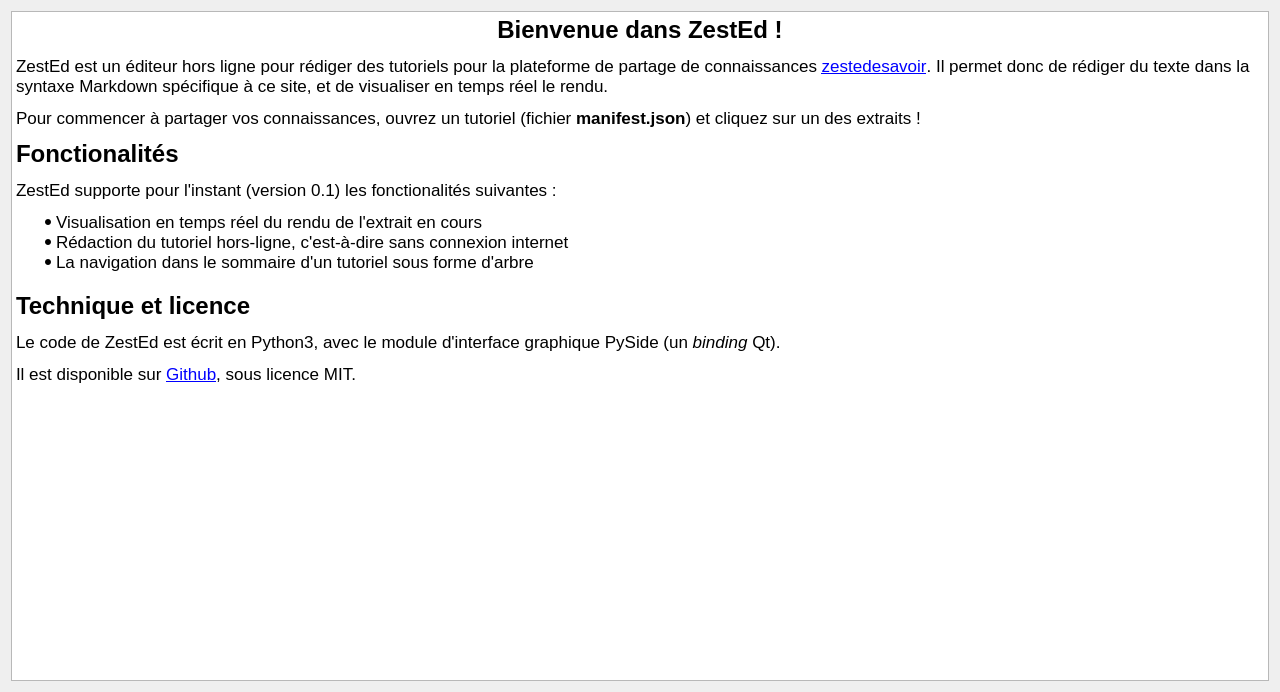
The window that assets/ui/home.ui (Luthaf/Zested) describes before a commit, drawn with Qt 5.
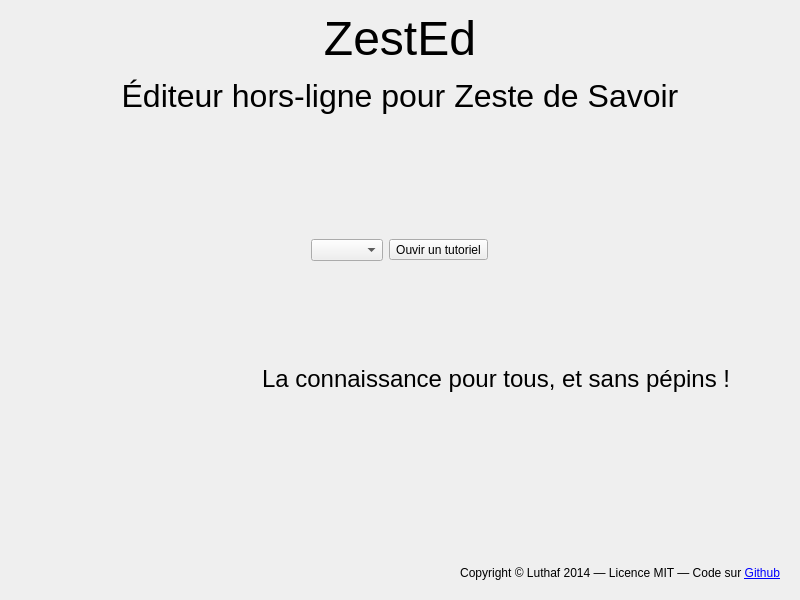
The same window after the commit. Icons and pictures are not drawn.

Commit message:
Store recent tutorials, and load from recent tutorials
The Home view has been redesigned

What changed in the file:
```diff
--- a/assets/ui/home.ui
+++ b/assets/ui/home.ui
@@ -6,39 +6,266 @@
    <rect>
     <x>0</x>
     <y>0</y>
-    <width>1280</width>
-    <height>692</height>
+    <width>800</width>
+    <height>600</height>
    </rect>
   </property>
-  <property name="windowTitle">
-   <string>Form</string>
+  <property name="maximumSize">
+   <size>
+    <width>800</width>
+    <height>600</height>
+   </size>
   </property>
-  <layout class="QHBoxLayout" name="horizontalLayout">
+  <layout class="QVBoxLayout" name="vl">
    <item>
-    <widget class="QTextBrowser" name="home">
-     <property name="styleSheet">
-      <string notr="true"/>
+    <widget class="QLabel" name="Titre">
+     <property name="text">
+      <string>&lt;html&gt;&lt;head/&gt;&lt;body&gt;&lt;p align=&quot;center&quot;&gt;&lt;span style=&quot; font-size:36pt;&quot;&gt;ZestEd&lt;/span&gt;&lt;/p&gt;&lt;p align=&quot;center&quot;&gt;&lt;span style=&quot; font-size:24pt;&quot;&gt;Éditeur hors-ligne pour Zeste de Savoir&lt;/span&gt;&lt;/p&gt;&lt;/body&gt;&lt;/html&gt;</string>
      </property>
-     <property name="html">
-      <string>&lt;!DOCTYPE HTML PUBLIC &quot;-//W3C//DTD HTML 4.0//EN&quot; &quot;http://www.w3.org/TR/REC-html40/strict.dtd&quot;&gt;
-&lt;html&gt;&lt;head&gt;&lt;meta name=&quot;qrichtext&quot; content=&quot;1&quot; /&gt;&lt;style type=&quot;text/css&quot;&gt;
-p, li { white-space: pre-wrap; }
-&lt;/style&gt;&lt;/head&gt;&lt;body style=&quot; font-family:'.Lucida Grande UI'; font-size:13pt; font-weight:400; font-style:normal;&quot;&gt;
-&lt;p align=&quot;center&quot; style=&quot; margin-top:36px; margin-bottom:12px; margin-left:0px; margin-right:0px; -qt-block-indent:0; text-indent:0px;&quot;&gt;&lt;span style=&quot; font-size:xx-large; font-weight:600;&quot;&gt;Bienvenue dans ZestEd !&lt;/span&gt;&lt;/p&gt;
-&lt;p style=&quot; margin-top:12px; margin-bottom:12px; margin-left:0px; margin-right:0px; -qt-block-indent:0; text-indent:0px;&quot;&gt;ZestEd est un éditeur hors ligne pour rédiger des tutoriels pour la plateforme de partage de connaissances &lt;a href=&quot;http://zestedesavoir.com/&quot;&gt;&lt;span style=&quot; text-decoration: underline; color:#0000ff;&quot;&gt;zestedesavoir&lt;/span&gt;&lt;/a&gt;. Il permet donc de rédiger du texte dans la syntaxe Markdown spécifique à ce site, et de visualiser en temps réel le rendu.&lt;/p&gt;
-&lt;p align=&quot;center&quot; style=&quot; margin-top:12px; margin-bottom:12px; margin-left:0px; margin-right:0px; -qt-block-indent:0; text-indent:0px;&quot;&gt;&lt;img src=&quot;:/images/assets/img/clem.png&quot; /&gt;&lt;/p&gt;
-&lt;p style=&quot; margin-top:12px; margin-bottom:12px; margin-left:0px; margin-right:0px; -qt-block-indent:0; text-indent:0px;&quot;&gt;Pour commencer à partager vos connaissances, ouvrez un tutoriel (fichier &lt;span style=&quot; font-weight:600;&quot;&gt;manifest.json&lt;/span&gt;) et cliquez sur un des extraits !&lt;/p&gt;
-&lt;p style=&quot; margin-top:12px; margin-bottom:12px; margin-left:0px; margin-right:0px; -qt-block-indent:0; text-indent:0px;&quot;&gt;&lt;span style=&quot; font-size:18pt; font-weight:600;&quot;&gt;Fonctionalités&lt;/span&gt;&lt;/p&gt;
-&lt;p style=&quot; margin-top:12px; margin-bottom:12px; margin-left:0px; margin-right:0px; -qt-block-indent:0; text-indent:0px;&quot;&gt;ZestEd supporte pour l'instant (version 0.1) les fonctionalités suivantes : &lt;/p&gt;
-&lt;ul style=&quot;margin-top: 0px; margin-bottom: 0px; margin-left: 0px; margin-right: 0px; -qt-list-indent: 1;&quot;&gt;&lt;li style=&quot; margin-top:0px; margin-bottom:0px; margin-left:0px; margin-right:0px; -qt-block-indent:0; text-indent:0px;&quot;&gt;Visualisation en temps réel du rendu de l'extrait en cours&lt;/li&gt;
-&lt;li style=&quot; margin-top:0px; margin-bottom:0px; margin-left:0px; margin-right:0px; -qt-block-indent:0; text-indent:0px;&quot;&gt;Rédaction du tutoriel hors-ligne, c'est-à-dire sans connexion internet&lt;/li&gt;
-&lt;li style=&quot; margin-top:0px; margin-bottom:0px; margin-left:0px; margin-right:0px; -qt-block-indent:0; text-indent:0px;&quot;&gt;La navigation dans le sommaire d'un tutoriel sous forme d'arbre &lt;/li&gt;&lt;/ul&gt;
-&lt;p style=&quot;-qt-paragraph-type:empty; margin-top:0px; margin-bottom:0px; margin-left:0px; margin-right:0px; -qt-block-indent:0; text-indent:0px;&quot;&gt;&lt;br /&gt;&lt;/p&gt;
-&lt;p style=&quot; margin-top:0px; margin-bottom:0px; margin-left:0px; margin-right:0px; -qt-block-indent:0; text-indent:0px;&quot;&gt;&lt;span style=&quot; font-size:18pt; font-weight:600;&quot;&gt;Technique et licence&lt;/span&gt;&lt;/p&gt;
-&lt;p style=&quot; margin-top:12px; margin-bottom:12px; margin-left:0px; margin-right:0px; -qt-block-indent:0; text-indent:0px;&quot;&gt;Le code de ZestEd est écrit en Python3, avec le module d'interface graphique PySide (un &lt;span style=&quot; font-style:italic;&quot;&gt;binding&lt;/span&gt; Qt). &lt;/p&gt;
-&lt;p style=&quot; margin-top:12px; margin-bottom:12px; margin-left:0px; margin-right:0px; -qt-block-indent:0; text-indent:0px;&quot;&gt;Il est disponible sur &lt;a href=&quot;http://github.com/Luthaf/ZestEd&quot;&gt;&lt;span style=&quot; text-decoration: underline; color:#0000ff;&quot;&gt;Github&lt;/span&gt;&lt;/a&gt;, sous licence MIT.&lt;/p&gt;
-&lt;p style=&quot;-qt-paragraph-type:empty; margin-top:0px; margin-bottom:0px; margin-left:0px; margin-right:0px; -qt-block-indent:0; text-indent:0px;&quot;&gt;&lt;br /&gt;&lt;/p&gt;&lt;/body&gt;&lt;/html&gt;</string>
+     <property name="textFormat">
+      <enum>Qt::RichText</enum>
      </property>
+     <property name="scaledContents">
+      <bool>false</bool>
+     </property>
+     <property name="alignment">
+      <set>Qt::AlignCenter</set>
+     </property>
+     <property name="buddy">
+      <cstring></cstring>
+     </property>
+    </widget>
+   </item>
+   <item>
+    <spacer name="vs4">
+     <property name="orientation">
+      <enum>Qt::Vertical</enum>
+     </property>
+     <property name="sizeHint" stdset="0">
+      <size>
+       <width>20</width>
+       <height>40</height>
+      </size>
+     </property>
+    </spacer>
+   </item>
+   <item>
+    <widget class="QWidget" name="buttonsContainer" native="true">
+     <property name="maximumSize">
+      <size>
+       <width>16777215</width>
+       <height>16777215</height>
+      </size>
+     </property>
+     <layout class="QHBoxLayout" name="hl1">
+      <item>
+       <spacer name="hs1">
+        <property name="orientation">
+         <enum>Qt::Horizontal</enum>
+        </property>
+        <property name="sizeHint" stdset="0">
+         <size>
+          <width>529</width>
+          <height>20</height>
+         </size>
+        </property>
+       </spacer>
+      </item>
+      <item>
+       <widget class="QComboBox" name="selectRecentTutorial">
+        <property name="currentText">
+         <string/>
+        </property>
+        <property name="currentIndex">
+         <number>-1</number>
+        </property>
+       </widget>
+      </item>
+      <item>
+       <widget class="QToolButton" name="openTutorial">
+        <property name="text">
+         <string>Ouvir un tutoriel</string>
+        </property>
+       </widget>
+      </item>
+      <item>
+       <spacer name="hs2">
+        <property name="orientation">
+         <enum>Qt::Horizontal</enum>
+        </property>
+        <property name="sizeHint" stdset="0">
+         <size>
+          <width>529</width>
+          <height>20</height>
+         </size>
+        </property>
+       </spacer>
+      </item>
+     </layout>
+    </widget>
+   </item>
+   <item>
+    <widget class="QWidget" name="widget" native="true">
+     <layout class="QHBoxLayout" name="hl2">
+      <property name="leftMargin">
+       <number>0</number>
+      </property>
+      <property name="topMargin">
+       <number>0</number>
+      </property>
+      <property name="rightMargin">
+       <number>0</number>
+      </property>
+      <property name="bottomMargin">
+       <number>0</number>
+      </property>
+      <item>
+       <widget class="QFrame" name="fixed_spacer">
+        <property name="maximumSize">
+         <size>
+          <width>100</width>
+          <height>16777215</height>
+         </size>
+        </property>
+        <property name="frameShape">
+         <enum>QFrame::NoFrame</enum>
+        </property>
+        <property name="frameShadow">
+         <enum>QFrame::Raised</enum>
+        </property>
+        <property name="lineWidth">
+         <number>0</number>
+        </property>
+       </widget>
+      </item>
+      <item>
+       <widget class="QFrame" name="frame">
+        <property name="maximumSize">
+         <size>
+          <width>130</width>
+          <height>16777215</height>
+         </size>
+        </property>
+        <property name="frameShape">
+         <enum>QFrame::NoFrame</enum>
+        </property>
+        <property name="frameShadow">
+         <enum>QFrame::Raised</enum>
+        </property>
+        <layout class="QHBoxLayout" name="hl3">
+         <property name="leftMargin">
+          <number>0</number>
+         </property>
+         <property name="topMargin">
+          <number>0</number>
+         </property>
+         <property name="rightMargin">
+          <number>0</number>
+         </property>
+         <property name="bottomMargin">
+          <number>0</number>
+         </property>
+         <item>
+          <widget class="QLabel" name="clem">
+           <property name="text">
+            <string/>
+           </property>
+           <property name="pixmap">
+            <pixmap resource="../../zested.qrc">:/images/assets/img/clem.png</pixmap>
+           </property>
+          </widget>
+         </item>
+        </layout>
+       </widget>
+      </item>
+      <item>
+       <widget class="QWidget" name="widget_2" native="true">
+        <layout class="QVBoxLayout" name="vl2">
+         <item>
+          <spacer name="verticalSpacer_2">
+           <property name="orientation">
+            <enum>Qt::Vertical</enum>
+           </property>
+           <property name="sizeHint" stdset="0">
+            <size>
+             <width>20</width>
+             <height>40</height>
+            </size>
+           </property>
+          </spacer>
+         </item>
+         <item>
+          <spacer name="vs1">
+           <property name="orientation">
+            <enum>Qt::Vertical</enum>
+           </property>
+           <property name="sizeHint" stdset="0">
+            <size>
+             <width>20</width>
+             <height>40</height>
+            </size>
+           </property>
+          </spacer>
+         </item>
+         <item>
+          <widget class="QLabel" name="clem_speaking">
+           <property name="text">
+            <string>&lt;html&gt;&lt;head/&gt;&lt;body&gt;&lt;p&gt;&lt;span style=&quot; font-size:18pt;&quot;&gt;La connaissance pour tous, et sans pépins !&lt;/span&gt;&lt;/p&gt;&lt;/body&gt;&lt;/html&gt;</string>
+           </property>
+           <property name="alignment">
+            <set>Qt::AlignLeading|Qt::AlignLeft|Qt::AlignTop</set>
+           </property>
+          </widget>
+         </item>
+         <item>
+          <spacer name="vs3">
+           <property name="orientation">
+            <enum>Qt::Vertical</enum>
+           </property>
+           <property name="sizeHint" stdset="0">
+            <size>
+             <width>20</width>
+             <height>40</height>
+            </size>
+           </property>
+          </spacer>
+         </item>
+        </layout>
+       </widget>
+      </item>
+     </layout>
+    </widget>
+   </item>
+   <item>
+    <spacer name="vs5">
+     <property name="orientation">
+      <enum>Qt::Vertical</enum>
+     </property>
+     <property name="sizeHint" stdset="0">
+      <size>
+       <width>20</width>
+       <height>40</height>
+      </size>
+     </property>
+    </spacer>
+   </item>
+   <item>
+    <widget class="QWidget" name="widget_3" native="true">
+     <layout class="QHBoxLayout" name="hl3">
+      <item>
+       <widget class="QLabel" name="label">
+        <property name="text">
+         <string>&lt;html&gt;&lt;head/&gt;&lt;body&gt;&lt;p&gt;Copyright © Luthaf 2014 — Licence MIT — Code sur &lt;a href=&quot;http://github.com/Luthaf/ZestEd&quot;&gt;&lt;span style=&quot; text-decoration: underline; color:#0000ff;&quot;&gt;Github&lt;/span&gt;&lt;/a&gt;&lt;/p&gt;&lt;/body&gt;&lt;/html&gt;</string>
+        </property>
+        <property name="alignment">
+         <set>Qt::AlignRight|Qt::AlignTrailing|Qt::AlignVCenter</set>
+        </property>
+        <property name="textInteractionFlags">
+         <set>Qt::LinksAccessibleByKeyboard|Qt::LinksAccessibleByMouse</set>
+        </property>
+       </widget>
+      </item>
+     </layout>
     </widget>
    </item>
   </layout>
```
The commit also changes 3 other files.
